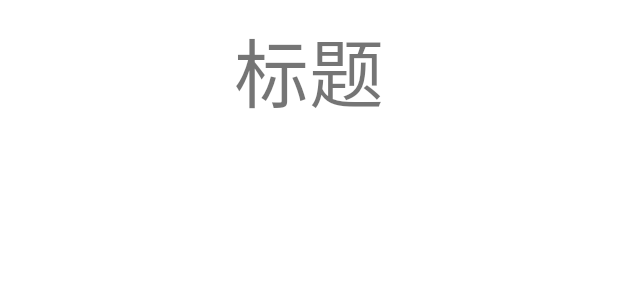
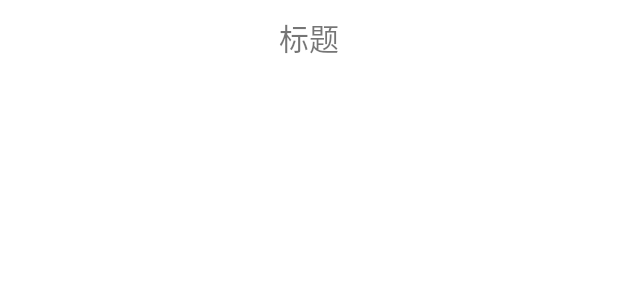
Before and after one commit to weisongsongss/wanAndroid, an Android app: the layout activity_view_pager.xml on its own in the app's theme, with its tools: preview values and no code run, on a phone screen of 412 x 824 dp. Shown: the top 300 px of the screen. Run offline under Robolectric (Android 15) with nearby library versions, the phone set to English and light mode, and no system bars.

Commit message:
调整字体

```diff
--- a/app/src/main/res/layout/activity_view_pager.xml
+++ b/app/src/main/res/layout/activity_view_pager.xml
@@ -12,7 +12,7 @@
         android:layout_width="wrap_content"
         android:layout_height="wrap_content"
         android:text="标题"
-        android:textSize="50sp"
+        android:textSize="20sp"
         android:gravity="center"
         android:paddingTop="10dp"
         android:layout_centerHorizontal="true"/>
--- a/app/src/main/res/values/themes.xml
+++ b/app/src/main/res/values/themes.xml
@@ -5,7 +5,7 @@
     <style name="Theme.WanAndroid" parent="Theme.MaterialComponents.DayNight.NoActionBar">
         <!-- Primary brand color. -->
         <item name="colorPrimary">@color/purple_500</item>
-        <item name="colorPrimaryVariant">@color/purple_700</item>
+        <item name="colorPrimaryVariant">@color/gray</item>
         <item name="colorOnPrimary">@color/white</item>
         <!-- Secondary brand color. -->
         <item name="colorSecondary">@color/teal_200</item>
--- a/gradle.properties
+++ b/gradle.properties
@@ -19,3 +19,4 @@ android.useAndroidX=true
 # resources declared in the library itself and none from the library's dependencies,
 # thereby reducing the size of the R class for that library
 android.nonTransitiveRClass=true
+android.injected.testOnly = false
```
Also changed, not shown: app/src/main/java/com/test/wanandroid/MainActivity.java (+17 -2 lines).
